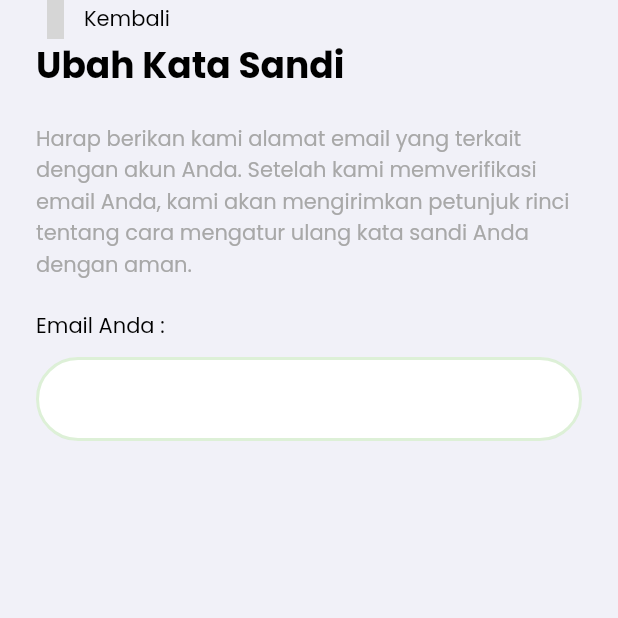
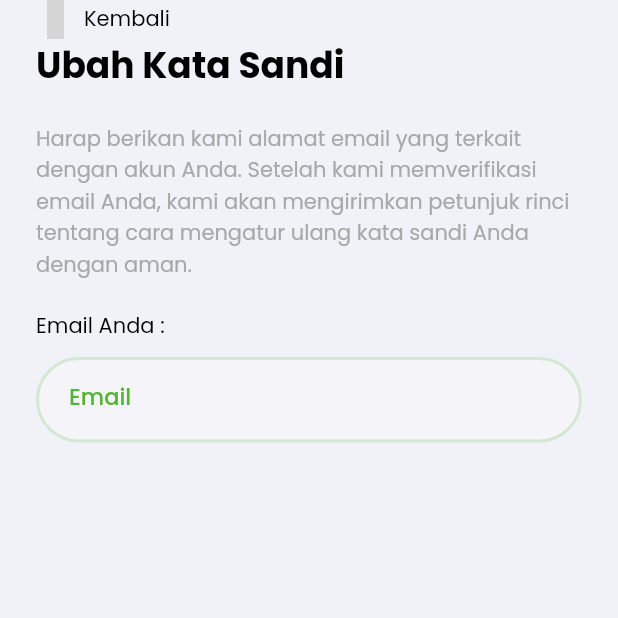
Before and after one commit to MahmudiZukri/hadith-flashcard, a Flutter app: the ForgotPasswordPageScaffold screen opened directly, on a phone screen of 412 x 824 dp, the top half of it. Run offline on Flutter 3.47's test engine with Material 2 defaults, Android fonts, the phone set to English and light mode, and no system bars; our stand-ins replace bloc, cloud_firestore, connectivity_plus, dio, equatable, fast_immutable_collections and 20 more; accounts and stored records are empty; statements that could not run were skipped; grey boxes are pictures that could not be loaded.

Commit message:
apply dark mode on forgot password page

```diff
--- a/lib/presentation/pages/forgot_password/forgot_password_page.dart
+++ b/lib/presentation/pages/forgot_password/forgot_password_page.dart
@@ -106,6 +106,10 @@ class ForgotPasswordPageScaffold extends StatelessWidget {
                         Text('yourEmail'.tr),
                         const SizedBox(height: 10.0),
                         CustomTextFormFieldWidget(
+                          labelText: 'Email',
+                          hintText: 'enterYourEmail'.tr,
+                          fillColor:
+                              colorScheme(context).background.withOpacity(0.2),
                           onChanged: (val) {
                             context.read<ForgotPasswordBloc>().add(
                                   ForgotPasswordEvent.emailChanged(
@@ -139,6 +143,8 @@ class ForgotPasswordPageScaffold extends StatelessWidget {
                                         textStyle: adaptiveTextFont.copyWith(
                                           fontSize: 16.0,
                                           fontWeight: FontWeight.w600,
+                                          color: colorScheme(context)
+                                              .inversePrimary,
                                         ),
                                         onPressed: () {
                                           context.read<AuthBloc>().add(
--- a/lib/presentation/pages/home/narrator/narrator_page.dart
+++ b/lib/presentation/pages/home/narrator/narrator_page.dart
@@ -76,7 +76,7 @@ class NarratorPage extends StatelessWidget {
                                 style: adaptiveTextFont.copyWith(
                                   fontSize: 20.0,
                                   letterSpacing: 3,
-                                  color: colorScheme(context).onSurface,
+                                  color: colorScheme(context).inversePrimary,
                                   fontWeight: FontWeight.bold,
                                 ),
                               ),
```
